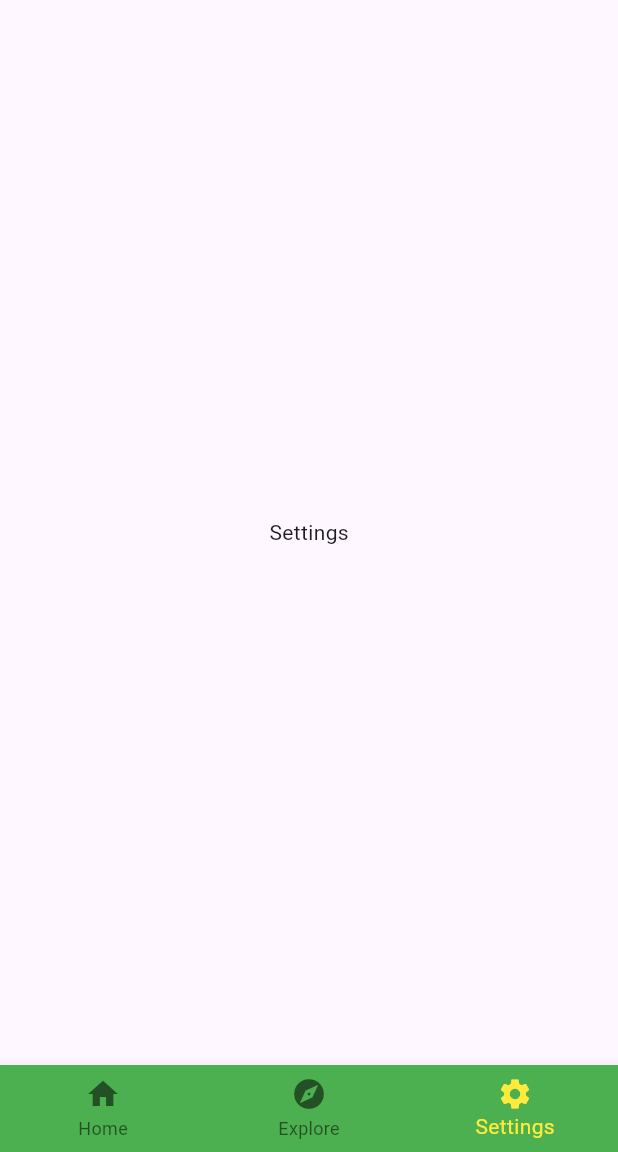
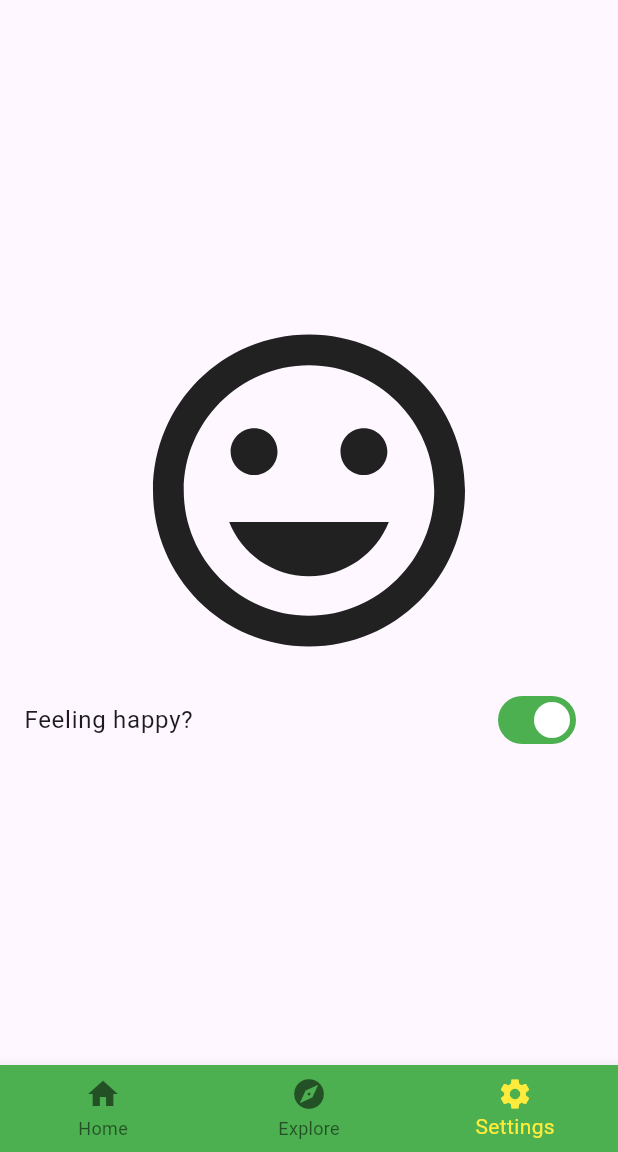
Before and after one commit to Neeraj1213/SnackChat, a Flutter app: the screen it shows after launch, item 3 of the bottom bar chosen, on a phone screen of 412 x 824 dp, the part 84-1236 px from its top. Run offline on Flutter 3.47's test engine with Material 3 defaults, Android fonts, the phone set to English and light mode, and no system bars; our stand-ins replace share_plus, shared_preferences.

Commit message:
Added feelingHappy switch in settings page.

```diff
--- a/lib/main.dart
+++ b/lib/main.dart
@@ -1,14 +1,24 @@
 import "explore.dart";
 import "home.dart";
 import "package:flutter/material.dart";
+import "package:shared_preferences/shared_preferences.dart";
 import "settings.dart";
 
-void main() {
-    runApp(const MainApp());
+void main() async {
+    WidgetsFlutterBinding.ensureInitialized();
+
+    final settings = await SharedPreferences.getInstance();
+
+    runApp( MainApp( settings: settings ) );
 }
 
 class MainApp extends StatefulWidget {
-    const MainApp({super.key});
+    const MainApp({
+        super.key,
+        required this.settings
+    });
+
+    final SharedPreferences settings;
 
     @override
     State<MainApp> createState() => _MainAppState();
@@ -31,10 +41,10 @@ class _MainAppState extends State<MainApp> {
                 body: PageView(
                     controller: pageController,
                     onPageChanged: (currPage) => setState( () => currIndex = currPage ),
-                    children: const [
-                        HomePage(),
-                        ExplorePage(),
-                        SettingsPage()
+                    children: [
+                        const HomePage(),
+                        const ExplorePage(),
+                        SettingsPage( settings: widget.settings )
                     ]
                 ),
                 bottomNavigationBar: BottomNavigationBar(
@@ -76,6 +86,9 @@ class _MainAppState extends State<MainApp> {
                     backgroundColor: Colors.green,
                     actionTextColor: Colors.yellow
                 ),
+                switchTheme: SwitchThemeData(
+                    trackColor: WidgetStateProperty.resolveWith( (states) => states.contains(WidgetState.selected) ? Colors.green : null ),
+                ),
                 textButtonTheme: const TextButtonThemeData(
                     style: ButtonStyle(
                         backgroundColor: WidgetStatePropertyAll( Colors.green ),
--- a/lib/settings.dart
+++ b/lib/settings.dart
@@ -1,7 +1,13 @@
 import "package:flutter/material.dart";
+import "package:shared_preferences/shared_preferences.dart";
 
 class SettingsPage extends StatefulWidget {
-    const SettingsPage({super.key});
+    const SettingsPage({
+        super.key,
+        required this.settings
+    });
+
+    final SharedPreferences settings;
 
     @override
     State<SettingsPage> createState() => _SettingsPageState();
@@ -9,10 +15,36 @@ class SettingsPage extends StatefulWidget {
 
 class _SettingsPageState extends State<SettingsPage> {
 
+    late bool feelingHappy;
+
+    @override
+    void initState() {
+        super.initState();
+
+        feelingHappy = widget.settings.getBool("feelingHappy") ?? true;
+    }
+
     @override
     Widget build(BuildContext context) {
-        return const Scaffold(
-            body: Center( child: Text( "Settings") )
+        return Scaffold(
+            body: Center(
+                child: ListView(
+                    shrinkWrap: true,
+                    children: [
+                        Icon( feelingHappy ? Icons.mood : Icons.mood_bad, size: 250 ),
+                        ListTile(
+                            title: const Text( "Feeling happy?" ),
+                            trailing: Switch(
+                                value: feelingHappy,
+                                onChanged: (value) {
+                                    setState( () => feelingHappy = value );
+                                    widget.settings.setBool("feelingHappy", value);
+                                },
+                            )
+                        )
+                    ]
+                )
+            )
         );
     }
 }
```
